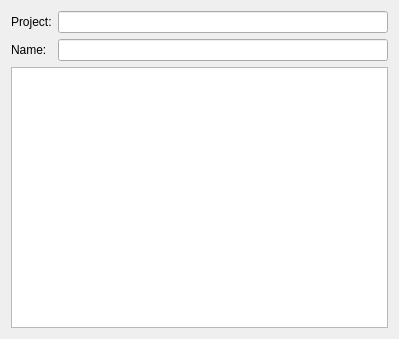
First picture: the form in ark/gui/ui/project_browser_widget_base.ui, repository lparchaeology/ArkPlan, before the edit.
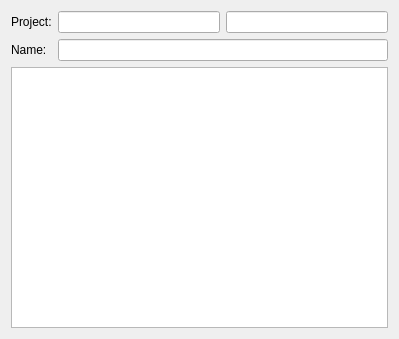
Second picture: the form after the edit. Custom widgets are drawn as their Qt base class.

Commit message: Drawing paths settings, project metadata

Diff of the .ui file:
```diff
--- a/ark/gui/ui/project_browser_widget_base.ui
+++ b/ark/gui/ui/project_browser_widget_base.ui
@@ -22,7 +22,7 @@
     </widget>
    </item>
    <item row="0" column="1">
-    <widget class="QLineEdit" name="projectEdit">
+    <widget class="QLineEdit" name="projectCodeEdit">
      <property name="readOnly">
       <bool>true</bool>
      </property>
@@ -35,14 +35,21 @@
      </property>
     </widget>
    </item>
-   <item row="1" column="1">
+   <item row="0" column="2">
+    <widget class="QLineEdit" name="siteCodeEdit">
+     <property name="readOnly">
+      <bool>true</bool>
+     </property>
+    </widget>
+   </item>
+   <item row="1" column="1" colspan="2">
     <widget class="QLineEdit" name="projectNameEdit">
      <property name="readOnly">
       <bool>true</bool>
      </property>
     </widget>
    </item>
-   <item row="2" column="0" colspan="2">
+   <item row="2" column="0" colspan="3">
     <widget class="ProjectTreeView" name="projectTreeView"/>
    </item>
   </layout>
```
The commit also changes 13 other files.
